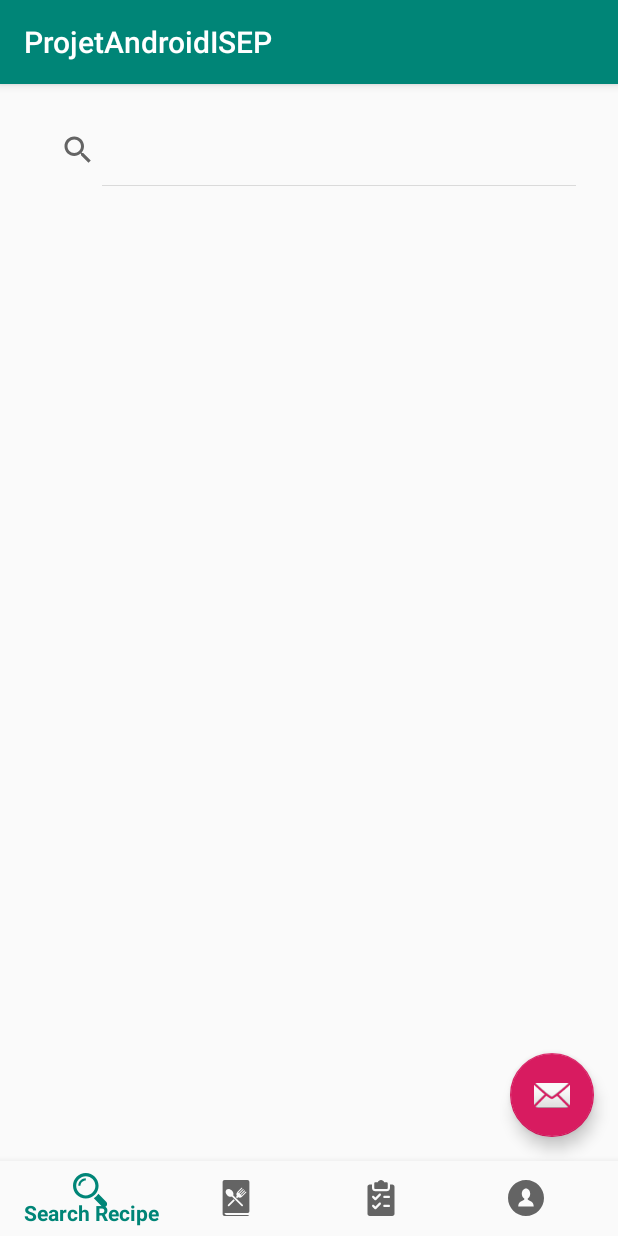
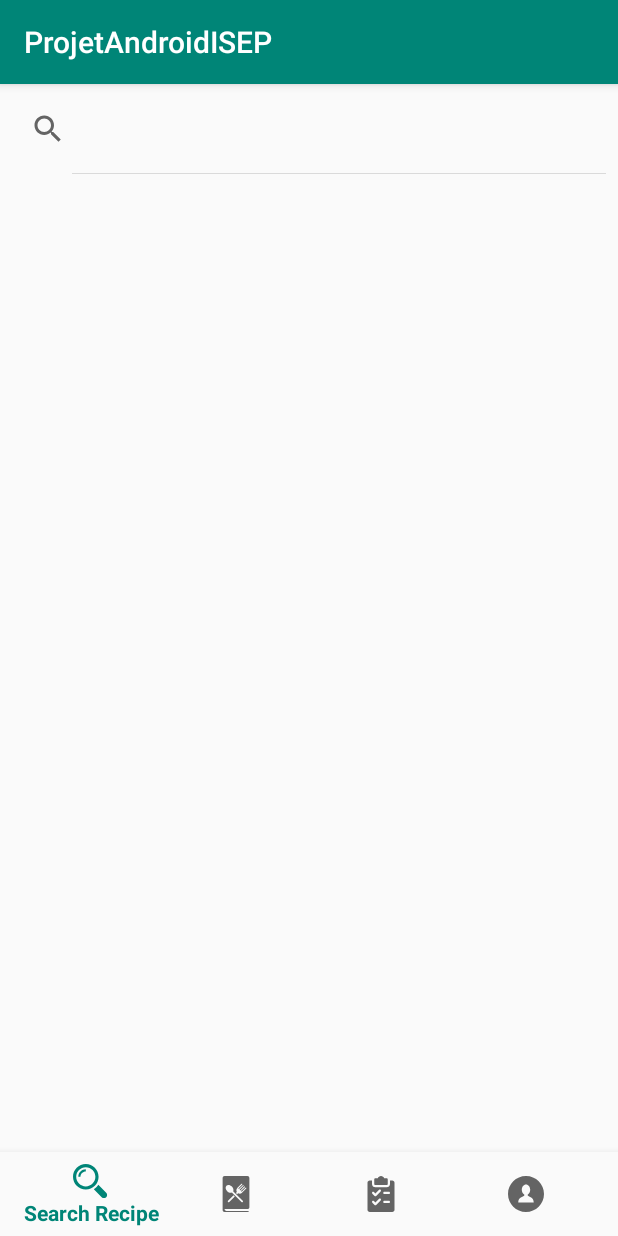
Before and after one commit to callixte-girard/ProjetAndroidISEP, an Android app: the FragSearchRecipe screen opened directly, with no data from a screen before it, on a phone screen of 412 x 824 dp. Run offline under Robolectric (Android 15) with nearby library versions, the phone set to English and light mode, and no system bars.

Commit message:
ca y est j'ai compris comment aligner des éléments en haut ou en bas. vive le RelativeLayout

```diff
--- a/app/build.gradle
+++ b/app/build.gradle
@@ -24,6 +24,8 @@ dependencies {
     implementation 'org.jsoup:jsoup:1.11.3'
     implementation 'com.android.volley:volley:1.1.1'
 
+    implementation "com.android.support:recyclerview-v7:28"
+
     implementation 'com.android.support:appcompat-v7:28.0.0'
     implementation 'com.android.support:design:28.0.0'
     implementation 'com.android.support.constraint:constraint-layout:1.1.3'
--- a/app/src/main/java/fr/isep/c/projetandroidisep/MainActivity.java
+++ b/app/src/main/java/fr/isep/c/projetandroidisep/MainActivity.java
@@ -6,7 +6,9 @@ import android.support.design.widget.BottomNavigationView;
 import android.support.v4.app.Fragment;
 import android.support.v4.app.FragmentManager;
 import android.support.v7.app.AppCompatActivity;
+import android.util.DisplayMetrics;
 import android.util.Log;
+import android.view.Display;
 import android.view.MenuItem;
 
 import fr.isep.c.projetandroidisep.parseAlim.*;
@@ -34,7 +36,6 @@ public class MainActivity extends AppCompatActivity
         setContentView(R.layout.activity_main);
 
         setBottomNavigationDrawer();
-
 
 /*
         Intent intent_from_login_activity = getIntent();
--- a/app/src/main/java/fr/isep/c/projetandroidisep/searchRecipe/FragSearchRecipe.java
+++ b/app/src/main/java/fr/isep/c/projetandroidisep/searchRecipe/FragSearchRecipe.java
@@ -4,7 +4,11 @@ import android.os.AsyncTask;
 import android.os.Bundle;
 import android.support.design.widget.FloatingActionButton;
 import android.support.v4.app.Fragment;
+import android.support.v7.widget.LinearLayoutManager;
+import android.support.v7.widget.RecyclerView;
+import android.util.DisplayMetrics;
 import android.util.Log;
+import android.view.Display;
 import android.view.LayoutInflater;
 import android.view.View;
 import android.view.ViewGroup;
@@ -31,24 +35,27 @@ public class FragSearchRecipe extends Fragment implements AsyncResponse_SearchRe
     protected final static String URL_SEARCH = "/recettes/recherche.aspx?aqt=" ;
 
     private SearchView search_bar ;
-    private ListView results_list ;
+    private RecyclerView results_list ;
     private FloatingActionButton add_recipe ;
 
     private final int deepness = 0 ; // creuse 2 fois, càd cherche 3 fois.
     private int current_deepness = 0 ;
     private static ArrayList<Recette> all_results = new ArrayList<>();
 
-    View view ;
-
 
     @Override
     public View onCreateView(LayoutInflater inflater, final ViewGroup container, Bundle savedInstanceState)
     {
-        view = inflater.inflate(R.layout.fragment_search_recipe, container, false);
 
-        results_list = view.findViewById(R.id.results);
-        search_bar = view.findViewById(R.id.search);
+        View view = inflater.inflate(R.layout.fragment_search_recipe, container, false);
 
+        results_list = view.findViewById(R.id.results_list);
+        results_list.setHasFixedSize(false);
+        //results_list.setLayoutManager(new LinearLayoutManager
+        //        (getActivity().getApplicationContext()));
+        //results_list.setAdapter(new Adapter_SearchRecipe());
+
+        search_bar = view.findViewById(R.id.search_bar);
         initSearchBar();
 
         return view ;
@@ -149,8 +156,6 @@ public class FragSearchRecipe extends Fragment implements AsyncResponse_SearchRe
         AsyncTask_SearchRecipe task_searchRecipe = new AsyncTask_SearchRecipe();
         task_searchRecipe.setDelegate(this);
         task_searchRecipe.execute(first_url, String.valueOf(current_deepness));
-
-
     }
 
 
--- a/app/src/main/res/layout/activity_main.xml
+++ b/app/src/main/res/layout/activity_main.xml
@@ -1,5 +1,6 @@
 <?xml version="1.0" encoding="utf-8"?>
-<android.support.constraint.ConstraintLayout xmlns:android="http://schemas.android.com/apk/res/android"
+<RelativeLayout
+    xmlns:android="http://schemas.android.com/apk/res/android"
     xmlns:app="http://schemas.android.com/apk/res-auto"
     xmlns:tools="http://schemas.android.com/tools"
     android:id="@+id/container"
@@ -10,20 +11,19 @@
     <FrameLayout
         android:id="@+id/frame_container"
         android:layout_width="match_parent"
-        android:layout_height="200dp"
+        android:layout_height="wrap_content"
+        android:layout_alignParentTop="true"
+        app:layout_constraintTop_toTopOf="parent"
         app:layout_constraintBottom_toTopOf="@id/navigation"
-        app:layout_constraintHorizontal_bias="0.0"
         app:layout_constraintLeft_toLeftOf="parent"
-        app:layout_constraintRight_toRightOf="parent"
-        app:layout_constraintTop_toTopOf="parent"
-        app:layout_constraintVertical_chainStyle="spread_inside">
-
+        app:layout_constraintRight_toRightOf="parent">
     </FrameLayout>
 
     <android.support.design.widget.BottomNavigationView
         android:id="@+id/navigation"
         android:layout_width="match_parent"
-        android:layout_height="50dp"
+        android:layout_height="wrap_content"
+        android:layout_alignParentBottom="true"
         android:background="?android:attr/windowBackground"
         app:layout_constraintTop_toBottomOf="@id/frame_container"
         app:layout_constraintBottom_toBottomOf="parent"
@@ -31,7 +31,7 @@
         app:layout_constraintRight_toRightOf="parent"
         app:menu="@menu/navigation" />
 
-    <!-- put this in the corresponding activities -->
+    <!--
     <android.support.design.widget.FloatingActionButton
         android:id="@+id/fab"
         android:layout_width="wrap_content"
@@ -43,6 +43,6 @@
         app:layout_constraintRight_toRightOf="parent"
         tools:layout_editor_absoluteX="328dp"
         tools:layout_editor_absoluteY="397dp" />
+-->
 
-
-</android.support.constraint.ConstraintLayout>
+</RelativeLayout>
--- a/app/src/main/res/layout/fragment_search_recipe.xml
+++ b/app/src/main/res/layout/fragment_search_recipe.xml
@@ -1,24 +1,25 @@
 <?xml version="1.0" encoding="utf-8"?>
-<LinearLayout xmlns:android="http://schemas.android.com/apk/res/android"
-    xmlns:tools="http://schemas.android.com/tools"
+<RelativeLayout xmlns:android="http://schemas.android.com/apk/res/android"
     android:layout_width="match_parent"
     android:layout_height="match_parent"
     android:orientation="vertical"
-    android:padding="20dp"
-    tools:context=".MainActivity">
+    xmlns:app="http://schemas.android.com/apk/res-auto">
+
+    <SearchView
+        android:id="@+id/search_bar"
+        android:layout_width="match_parent"
+        android:layout_height="60dp"
+        android:layout_alignParentTop="true"
+        app:layout_constraintTop_toTopOf="parent"
+        app:layout_constraintBottom_toTopOf="@id/results_list"/>
+
+    <android.support.v7.widget.RecyclerView
+        android:id="@+id/results_list"
+        android:layout_width="match_parent"
+        android:layout_height="wrap_content"
+        android:layout_alignParentBottom="true"
+        app:layout_constraintTop_toBottomOf="@id/search_bar"
+        app:layout_constraintBottom_toBottomOf="parent"/>
 
 
-    <SearchView
-        android:id="@+id/search"
-        android:layout_width="match_parent"
-        android:layout_height="wrap_content"/>
-
-    <ListView
-        android:id="@+id/results"
-        android:layout_width="match_parent"
-        android:layout_height="wrap_content">
-    </ListView>
-
-
-
-</LinearLayout>
+</RelativeLayout>
```
Also changed, not shown: app/src/main/java/fr/isep/c/projetandroidisep/JsoupRequestTask.java (deleted, +0 -44 lines), app/src/main/res/layout/activity_main2.xml (deleted, +0 -33 lines), app/src/main/res/layout/bottom_container.xml (added, +31 -0 lines), app/src/main/res/layout/content_main2.xml (deleted, +0 -11 lines).
